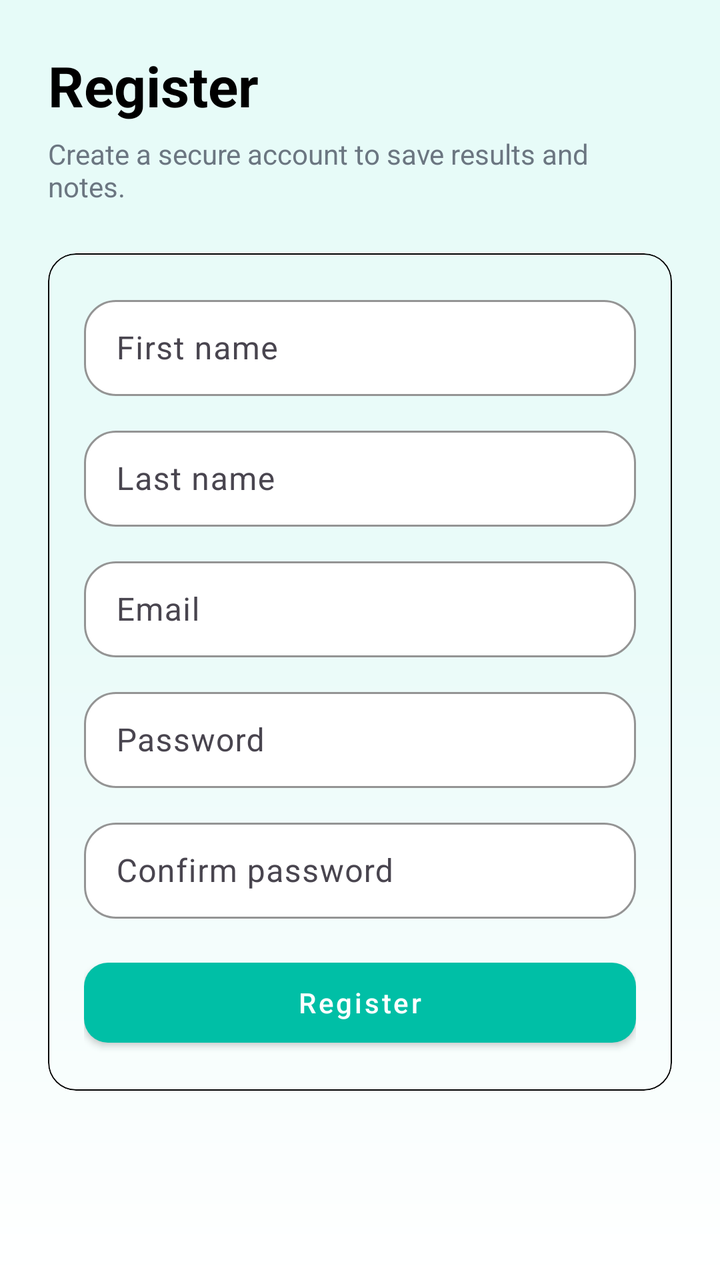
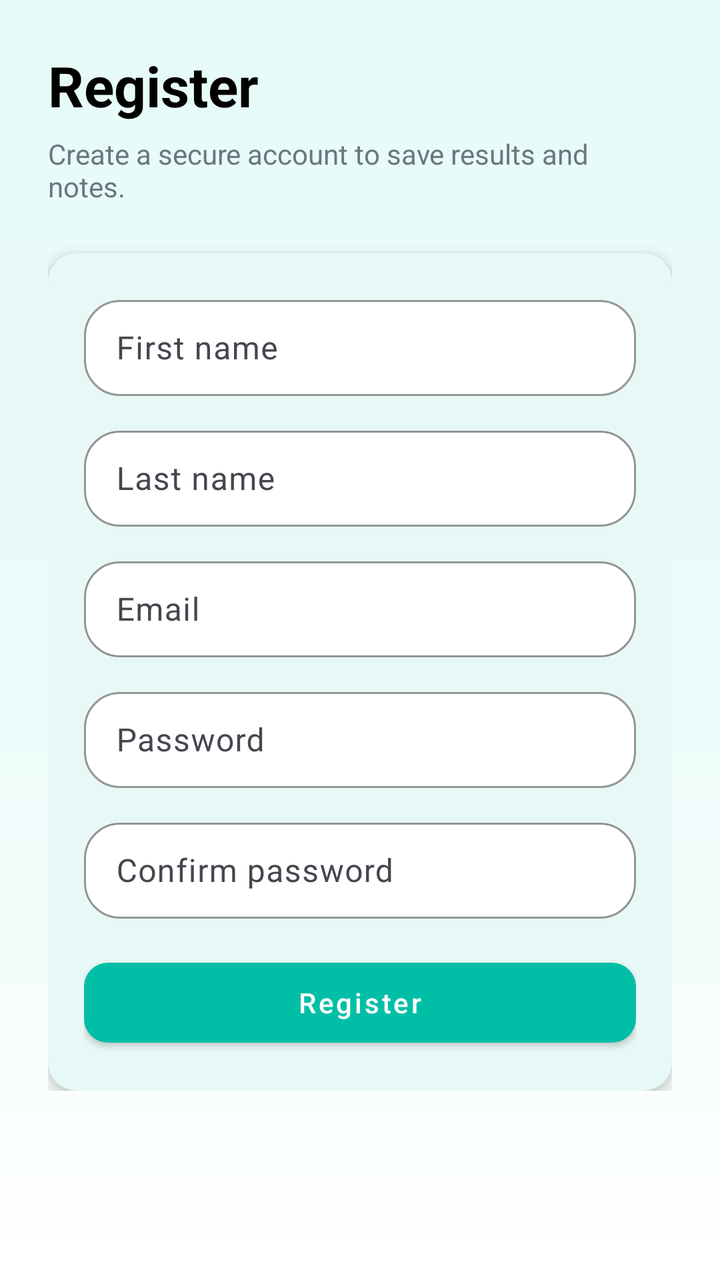

Before-and-after screenshots of an Android layout around one commit, followed by the original layout XML and the change that was made.
<!-- AndroidManifest.xml: application theme Theme.PneumoScan -->
<!-- res/layout/fragment_register.xml -->
<?xml version="1.0" encoding="utf-8"?>
<ScrollView xmlns:android="http://schemas.android.com/apk/res/android"
    xmlns:app="http://schemas.android.com/apk/res-auto"
    android:id="@+id/register_root"
    android:layout_width="match_parent"
    android:layout_height="match_parent"
    android:background="@drawable/bg_gradient"
    android:padding="24dp">

    <LinearLayout
        android:layout_width="match_parent"
        android:layout_height="wrap_content"
        android:orientation="vertical">

        
        <TextView
            android:id="@+id/tvHeader"
            android:layout_width="match_parent"
            android:layout_height="wrap_content"
            android:text="@string/register"
            android:textColor="@color/black"
            android:textSize="28sp"
            android:textStyle="bold" />

        <TextView
            android:id="@+id/tvSubtitle"
            android:layout_width="match_parent"
            android:layout_height="wrap_content"
            android:layout_marginTop="6dp"
            android:text="@string/create_a_secure_account_to_save_results_and_notes"
            android:textColor="@color/pneumo_muted"
            android:textSize="14sp" />

        
        <com.google.android.material.card.MaterialCardView
            android:id="@+id/cardRegister"
            android:layout_width="match_parent"
            android:layout_height="wrap_content"
            android:layout_marginTop="24dp"
            app:cardCornerRadius="14dp"
            app:strokeWidth="0.5dp"
            app:strokeColor="@color/black"
            app:cardBackgroundColor="@android:color/transparent">

            <LinearLayout
                android:layout_width="match_parent"
                android:layout_height="wrap_content"
                android:orientation="vertical"
                android:padding="18dp">

                <com.google.android.material.textfield.TextInputLayout
                    android:layout_width="match_parent"
                    android:layout_height="wrap_content"
                    android:hint="@string/first_name"
                    app:boxCornerRadiusBottomEnd="16dp"
                    app:boxCornerRadiusBottomStart="16dp"
                    app:boxCornerRadiusTopEnd="16dp"
                    app:boxCornerRadiusTopStart="16dp"
                    app:boxBackgroundColor="?attr/colorSurface"
                    app:boxStrokeColor="?attr/colorPrimary">

                    <com.google.android.material.textfield.TextInputEditText
                        android:id="@+id/etFirstName"
                        android:layout_width="match_parent"
                        android:layout_height="48dp" />
                </com.google.android.material.textfield.TextInputLayout>

                <com.google.android.material.textfield.TextInputLayout
                    android:layout_width="match_parent"
                    android:layout_height="wrap_content"
                    android:layout_marginTop="12dp"
                    app:boxCornerRadiusBottomEnd="16dp"
                    app:boxCornerRadiusBottomStart="16dp"
                    app:boxCornerRadiusTopEnd="16dp"
                    app:boxCornerRadiusTopStart="16dp"
                    android:hint="@string/last_name"
                    app:boxBackgroundColor="?attr/colorSurface"
                    app:boxStrokeColor="?attr/colorPrimary">

                    <com.google.android.material.textfield.TextInputEditText
                        android:id="@+id/etLastName"
                        android:layout_width="match_parent"
                        android:layout_height="48dp" />
                </com.google.android.material.textfield.TextInputLayout>

                <com.google.android.material.textfield.TextInputLayout
                    android:layout_width="match_parent"
                    android:layout_height="wrap_content"
                    android:layout_marginTop="12dp"
                    app:boxCornerRadiusBottomEnd="16dp"
                    app:boxCornerRadiusBottomStart="16dp"
                    app:boxCornerRadiusTopEnd="16dp"
                    app:boxCornerRadiusTopStart="16dp"
                    android:hint="@string/email"
                    app:boxBackgroundColor="?attr/colorSurface"
                    app:boxStrokeColor="?attr/colorPrimary">

                    <com.google.android.material.textfield.TextInputEditText
                        android:id="@+id/etEmail"
                        android:layout_width="match_parent"
                        android:layout_height="48dp"
                        android:inputType="textEmailAddress" />
                </com.google.android.material.textfield.TextInputLayout>

                <com.google.android.material.textfield.TextInputLayout
                    android:layout_width="match_parent"
                    android:layout_height="wrap_content"
                    android:layout_marginTop="12dp"
                    app:boxCornerRadiusBottomEnd="16dp"
                    app:boxCornerRadiusBottomStart="16dp"
                    app:boxCornerRadiusTopEnd="16dp"
                    app:boxCornerRadiusTopStart="16dp"
                    android:hint="@string/password"
                    app:boxBackgroundColor="?attr/colorSurface"
                    app:boxStrokeColor="?attr/colorPrimary">

                    <com.google.android.material.textfield.TextInputEditText
                        android:id="@+id/etPassword"
                        android:layout_width="match_parent"
                        android:layout_height="48dp"
                        android:inputType="textPassword" />
                </com.google.android.material.textfield.TextInputLayout>

                <com.google.android.material.textfield.TextInputLayout
                    android:layout_width="match_parent"
                    android:layout_height="wrap_content"
                    android:layout_marginTop="12dp"
                    app:boxCornerRadiusBottomEnd="16dp"
                    app:boxCornerRadiusBottomStart="16dp"
                    app:boxCornerRadiusTopEnd="16dp"
                    app:boxCornerRadiusTopStart="16dp"
                    android:hint="@string/confirm_password"
                    app:boxBackgroundColor="?attr/colorSurface"
                    app:boxStrokeColor="?attr/colorPrimary">

                    <com.google.android.material.textfield.TextInputEditText
                        android:id="@+id/etConfirmPassword"
                        android:layout_width="match_parent"
                        android:layout_height="48dp"
                        android:inputType="textPassword" />
                </com.google.android.material.textfield.TextInputLayout>

                <com.google.android.material.button.MaterialButton
                    android:id="@+id/btnRegister"
                    style="@style/Widget.MaterialComponents.Button"
                    android:layout_width="match_parent"
                    android:layout_height="52dp"
                    android:layout_marginTop="16dp"
                    android:text="@string/register"
                    android:textAllCaps="false"
                    app:backgroundTint="?attr/colorPrimary"
                    app:cornerRadius="12dp" />
            </LinearLayout>
        </com.google.android.material.card.MaterialCardView>
    </LinearLayout>
</ScrollView>
<!-- resources referenced by this layout -->
<resources>
  <color name="black">#FF000000</color>
  <color name="pneumo_muted">#6B7681</color>
  <!-- drawable bg_gradient (drawable) -->
  <?xml version="1.0" encoding="utf-8"?>
  <shape xmlns:android="http://schemas.android.com/apk/res/android" android:shape="rectangle">
      <gradient
          android:startColor="#E6FBF8"
          android:centerColor="#EAFBF9"
          android:endColor="#FFFFFF"
          android:angle="270"/>
  </shape>
  <string name="confirm_password">Confirm password</string>
  <string name="create_a_secure_account_to_save_results_and_notes">Create a secure account to save results and notes.</string>
  <string name="email">Email</string>
  <string name="first_name">First name</string>
  <string name="last_name">Last name</string>
  <string name="password">Password</string>
  <string name="register">Register</string>
  <style name="Theme.PneumoScan" parent="Base.Theme.PneumoScan" />
  <style name="Base.Theme.PneumoScan" parent="Theme.Material3.DayNight.NoActionBar">
          
          <item name="colorPrimary">@color/pneumo_primary</item>
          <item name="colorPrimaryVariant">@color/pneumo_primary_variant</item>
          <item name="colorOnPrimary">@color/pneumo_onPrimary</item>
  
          
          <item name="colorSecondary">@color/pneumo_secondary</item>
          <item name="colorOnSecondary">@color/pneumo_onPrimary</item>
  
          
          <item name="android:colorBackground">@color/pneumo_background</item>
          <item name="colorSurface">@color/pneumo_surface</item>
          <item name="colorOnSurface">@color/pneumo_onSurface</item>
  
          
  
      </style>
  <color name="pneumo_primary">#00BFA6</color>
  <color name="pneumo_primary_variant">#0AA78F</color>
  <color name="pneumo_onPrimary">#FFFFFF</color>
  <color name="pneumo_secondary">#3A86FF</color>
  <color name="pneumo_background">#F7FCFB</color>
  <color name="pneumo_surface">#FFFFFF</color>
  <color name="pneumo_onSurface">#0F1720</color>
</resources>

<!-- the commit's change to res/layout/fragment_register.xml (unified diff, before → after) -->
@@ -38,9 +38,9 @@
             android:layout_height="wrap_content"
             android:layout_marginTop="24dp"
             app:cardCornerRadius="14dp"
-            app:strokeWidth="0.5dp"
-            app:strokeColor="@color/black"
-            app:cardBackgroundColor="@android:color/transparent">
+            app:strokeWidth="0dp"
+            app:cardElevation="4dp"
+            app:useCompatPadding="true">
 
             <LinearLayout
                 android:layout_width="match_parent"
@@ -52,10 +52,10 @@
                     android:layout_width="match_parent"
                     android:layout_height="wrap_content"
                     android:hint="@string/first_name"
-                    app:boxCornerRadiusBottomEnd="16dp"
-                    app:boxCornerRadiusBottomStart="16dp"
-                    app:boxCornerRadiusTopEnd="16dp"
-                    app:boxCornerRadiusTopStart="16dp"
+                    app:boxCornerRadiusBottomEnd="18dp"
+                    app:boxCornerRadiusBottomStart="18dp"
+                    app:boxCornerRadiusTopEnd="18dp"
+                    app:boxCornerRadiusTopStart="18dp"
                     app:boxBackgroundColor="?attr/colorSurface"
                     app:boxStrokeColor="?attr/colorPrimary">
 
@@ -69,10 +69,10 @@
                     android:layout_width="match_parent"
                     android:layout_height="wrap_content"
                     android:layout_marginTop="12dp"
-                    app:boxCornerRadiusBottomEnd="16dp"
-                    app:boxCornerRadiusBottomStart="16dp"
-                    app:boxCornerRadiusTopEnd="16dp"
-                    app:boxCornerRadiusTopStart="16dp"
+                    app:boxCornerRadiusBottomEnd="18dp"
+                    app:boxCornerRadiusBottomStart="18dp"
+                    app:boxCornerRadiusTopEnd="18dp"
+                    app:boxCornerRadiusTopStart="18dp"
                     android:hint="@string/last_name"
                     app:boxBackgroundColor="?attr/colorSurface"
                     app:boxStrokeColor="?attr/colorPrimary">
@@ -87,10 +87,10 @@
                     android:layout_width="match_parent"
                     android:layout_height="wrap_content"
                     android:layout_marginTop="12dp"
-                    app:boxCornerRadiusBottomEnd="16dp"
-                    app:boxCornerRadiusBottomStart="16dp"
-                    app:boxCornerRadiusTopEnd="16dp"
-                    app:boxCornerRadiusTopStart="16dp"
+                    app:boxCornerRadiusBottomEnd="18dp"
+                    app:boxCornerRadiusBottomStart="18dp"
+                    app:boxCornerRadiusTopEnd="18dp"
+                    app:boxCornerRadiusTopStart="18dp"
                     android:hint="@string/email"
                     app:boxBackgroundColor="?attr/colorSurface"
                     app:boxStrokeColor="?attr/colorPrimary">
@@ -106,10 +106,10 @@
                     android:layout_width="match_parent"
                     android:layout_height="wrap_content"
                     android:layout_marginTop="12dp"
-                    app:boxCornerRadiusBottomEnd="16dp"
-                    app:boxCornerRadiusBottomStart="16dp"
-                    app:boxCornerRadiusTopEnd="16dp"
-                    app:boxCornerRadiusTopStart="16dp"
+                    app:boxCornerRadiusBottomEnd="18dp"
+                    app:boxCornerRadiusBottomStart="18dp"
+                    app:boxCornerRadiusTopEnd="18dp"
+                    app:boxCornerRadiusTopStart="18dp"
                     android:hint="@string/password"
                     app:boxBackgroundColor="?attr/colorSurface"
                     app:boxStrokeColor="?attr/colorPrimary">
@@ -125,10 +125,10 @@
                     android:layout_width="match_parent"
                     android:layout_height="wrap_content"
                     android:layout_marginTop="12dp"
-                    app:boxCornerRadiusBottomEnd="16dp"
-                    app:boxCornerRadiusBottomStart="16dp"
-                    app:boxCornerRadiusTopEnd="16dp"
-                    app:boxCornerRadiusTopStart="16dp"
+                    app:boxCornerRadiusBottomEnd="18dp"
+                    app:boxCornerRadiusBottomStart="18dp"
+                    app:boxCornerRadiusTopEnd="18dp"
+                    app:boxCornerRadiusTopStart="18dp"
                     android:hint="@string/confirm_password"
                     app:boxBackgroundColor="?attr/colorSurface"
                     app:boxStrokeColor="?attr/colorPrimary">
